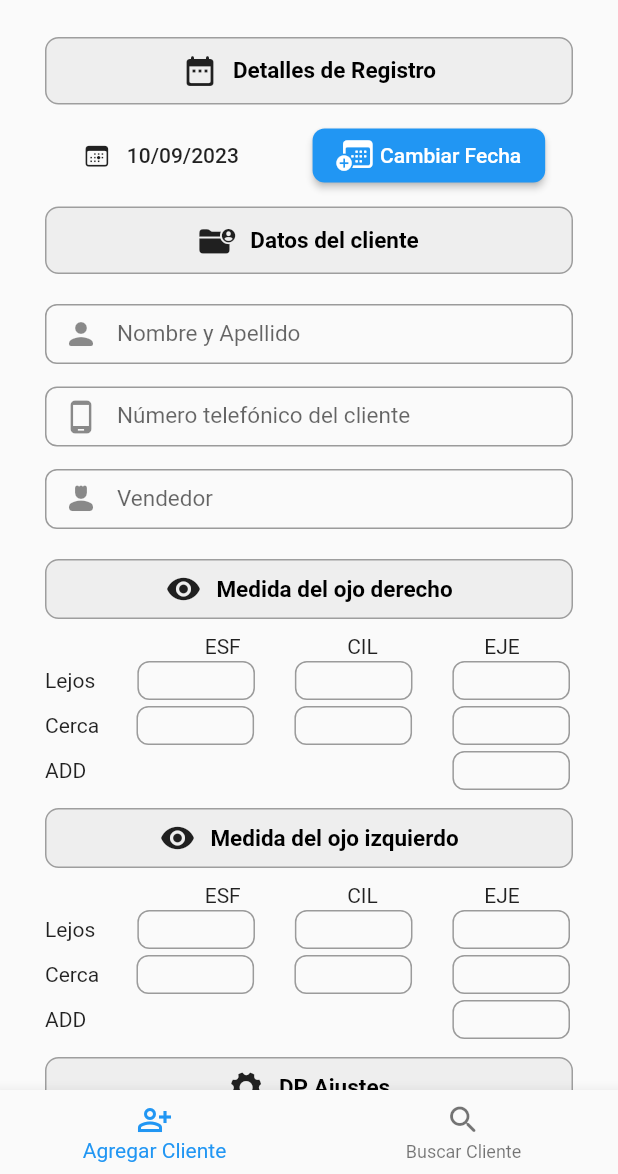
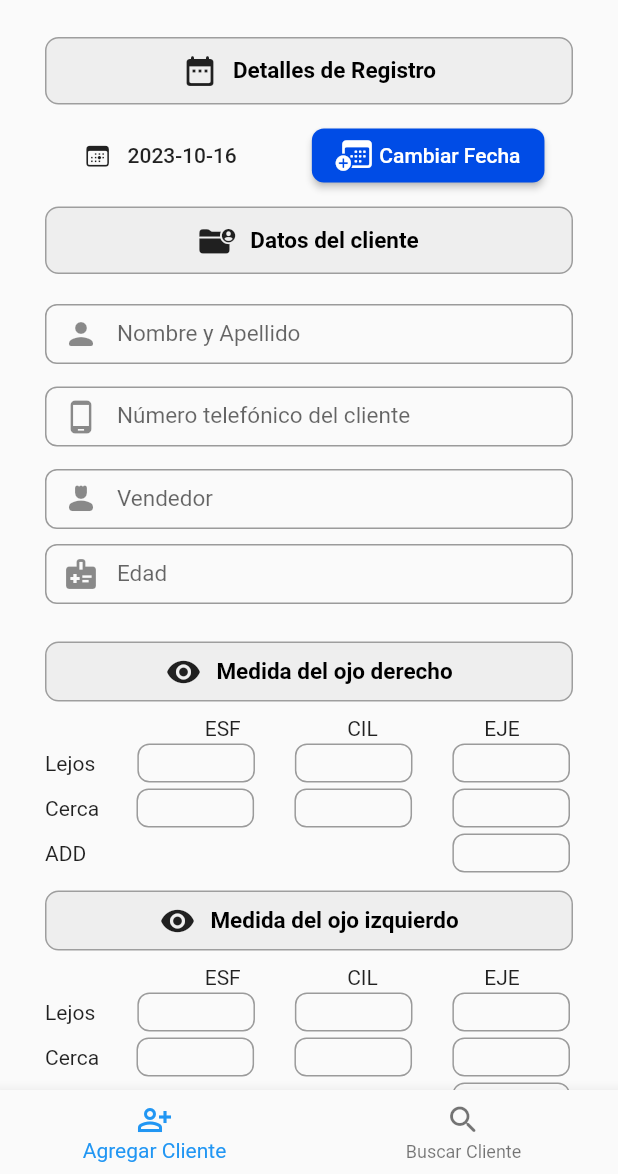
Before and after one commit to MeloGon/opticalAppMobile, a Flutter app: the screen it shows after launch, on a phone screen of 412 x 824 dp, the part 62-1236 px from its top. Run offline on Flutter 3.47's test engine with Material 2 defaults, Android fonts, the phone set to English and light mode, and no system bars; our stand-ins replace cloud_firestore, firebase_core, get_it, google_fonts, random_string, stacked and 1 more; accounts and stored records are empty; Roboto replaces fonts that are missing (SemiBold).

Commit message:
now can add a client and show a dialog when it done

```diff
--- a/lib/app/locator.dart
+++ b/lib/app/locator.dart
@@ -1,8 +1,12 @@
 import 'package:get_it/get_it.dart';
+import 'package:optical_app_v2/services/add_client_service.dart';
 import 'package:optical_app_v2/services/search_client_services.dart';
+import 'package:stacked_services/stacked_services.dart';
 
 final locator = GetIt.instance;
 
 setupLocator() {
   locator.registerLazySingleton(() => SearchClientServices());
+  locator.registerLazySingleton(() => AddClienteService());
+  locator.registerLazySingleton(() => DialogService());
 }
--- a/lib/ui/add_client/add_client_view.dart
+++ b/lib/ui/add_client/add_client_view.dart
@@ -1,10 +1,14 @@
 import 'package:flutter/cupertino.dart';
 import 'package:flutter/material.dart';
+import 'package:intl/intl.dart';
+import 'package:optical_app_v2/res/custom_colors.dart';
 import 'package:optical_app_v2/res/custom_strings.dart';
 import 'package:optical_app_v2/res/custom_styles.dart';
+import 'package:optical_app_v2/ui/add_client/add_client_view_model.dart';
 import 'package:optical_app_v2/utils/space.dart';
 import 'package:optical_app_v2/widgets/header_widget.dart';
 import 'package:optical_app_v2/widgets/item_text_field.dart';
+import 'package:stacked/stacked.dart';
 
 class AddClientView extends StatelessWidget {
   const AddClientView({super.key});
@@ -12,6 +16,9 @@ class AddClientView extends StatelessWidget {
   @override
   Widget build(BuildContext context) {
     Size size = MediaQuery.sizeOf(context);
+    return ViewModelBuilder.reactive(
+        viewModelBuilder: () => AddClientViewModel(),
+        builder: (context, model, _) {
           return Scaffold(
             body: SafeArea(
               child: SingleChildScrollView(
@@ -32,19 +39,20 @@ class AddClientView extends StatelessWidget {
                             backgroundColor: Colors.transparent,
                             avatar: const Icon(CupertinoIcons.calendar_today),
                             label: Text(
-                        /* DateFormat('yyyy-MM-dd').format(selectedDate) */ '10/09/2023',
+                              DateFormat('yyyy-MM-dd')
+                                  .format(model.selectedDate),
                               style: styleGeneral,
                             ),
                           ),
                           ElevatedButton(
                               style: ElevatedButton.styleFrom(
-                          primary: Colors.blue,
+                                backgroundColor: CustomColors.blue_004CE6,
                                 shape: RoundedRectangleBorder(
                                   borderRadius: BorderRadius.circular(8.0),
                                 ),
                               ),
                               onPressed: () {
-                          // _selectDate(context);
+                                model.selectDate(context);
                               },
                               child: const Row(
                                 children: [
@@ -69,85 +77,32 @@ class AddClientView extends StatelessWidget {
                       space(height: 10),
                       ItemTextField(
                         width: size.width,
-                  controller: TextEditingController(),
+                        controller: model.nombreCli,
                         label: 'Nombre y Apellido',
                         prefixIcon: const Icon(Icons.person_rounded),
                       ),
                       space(height: 15),
                       ItemTextField(
                         width: size.width,
-                  controller: TextEditingController(),
+                        controller: model.celCli,
                         label: 'Número telefónico del cliente',
                         prefixIcon: const Icon(Icons.phone_android),
                       ),
                       space(height: 15),
                       ItemTextField(
                         width: size.width,
-                  controller: TextEditingController(),
+                        controller: model.vendeCli,
                         label: 'Vendedor',
                         prefixIcon: const Icon(Icons.person_4_rounded),
                       ),
-                // Container(
-                //   padding: EdgeInsets.symmetric(horizontal: 10),
-                //   decoration: BoxDecoration(
-                //       border: Border.all(color: Colors.grey, width: 1),
-                //       borderRadius: BorderRadius.circular(15)),
-                //   child: DropdownButton(
-                //     hint: Text('Genero del Cliente', /* style: styleGeneral */),
-                //     icon: Icon(CupertinoIcons.chevron_down),
-                //     iconSize: 14,
-                //     isExpanded: true,
-                //     underline: SizedBox(),
-                //     style: TextStyle(
-                //         color: Colors.black, fontSize: 13, fontFamily: 'Regular'),
-                //     // value: valueChooseGenre,
-                //     items: listGenre.map((valueItem) {
-                //       return DropdownMenuItem(
-                //         value: valueItem,
-                //         child: Text(valueItem),
-                //       );
-                //     }).toList(),
-                //     onChanged: (value) {
-                //       // setState(() {
-                //       //   valueChooseGenre = value;
-                //       // });
-                //     },
-                //   ),
-                // ),
-                SizedBox(
-                  height: 10,
+                      space(height: 10),
+                      ItemTextField(
+                        width: size.width,
+                        controller: model.edadCli,
+                        label: 'Edad',
+                        prefixIcon: const Icon(Icons.medical_information),
                       ),
-                // Container(
-                //   padding: EdgeInsets.symmetric(horizontal: 10),
-                //   decoration: BoxDecoration(
-                //       border: Border.all(color: Colors.grey, size.width: 1),
-                //       borderRadius: BorderRadius.circular(15)),
-                //   child: DropdownButton(
-                //     hint: Text(
-                //       'Rango de Edad',
-                //       //style: styleGeneral,
-                //     ),
-                //     icon: Icon(CupertinoIcons.chevron_down),
-                //     iconSize: 14,
-                //     isExpanded: true,
-                //     underline: SizedBox(),
-                //     style: TextStyle(
-                //         color: Colors.black, fontSize: 12, fontFamily: 'Regular'),
-                //     // value: valueChooseOld,
-                //     // items: listOld.map((valueItem) {
-                //     //   return DropdownMenuItem(
-                //     //     value: valueItem,
-                //     //     child: Text(valueItem),
-                //     //   );
-                //     // }).toList(),
-                //     onChanged: (value) {
-                //       // setState(() {
-                //       //   valueChooseOld = value;
-                //       // });
-                //     },
-                //   ),
-                // ),
-
+                      space(height: 15),
                       HeaderWidget(
                           width: size.width,
                           height: 40,
@@ -177,21 +132,21 @@ class AddClientView extends StatelessWidget {
                                 padding: 2,
                                 width: size.width * .2,
                                 height: 30.0,
-                          controller: TextEditingController(),
+                                controller: model.odEsfLe,
                                 inputType: TextInputType.phone,
                               ),
                               ItemTextField(
                                 padding: 2,
                                 width: size.width * .2,
                                 height: 30.0,
-                          controller: TextEditingController(),
+                                controller: model.odCilLe,
                                 inputType: TextInputType.phone,
                               ),
                               ItemTextField(
                                 padding: 2,
                                 width: size.width * .2,
                                 height: 30.0,
-                          controller: TextEditingController(),
+                                controller: model.odEjeLe,
                                 inputType: TextInputType.phone,
                               ),
                             ],
@@ -208,21 +163,21 @@ class AddClientView extends StatelessWidget {
                                 padding: 2,
                                 width: size.width * .2,
                                 height: 30.0,
-                          controller: TextEditingController(),
+                                controller: model.odEsfCe,
                                 inputType: TextInputType.phone,
                               ),
                               ItemTextField(
                                 padding: 2,
                                 width: size.width * .2,
                                 height: 30.0,
-                          controller: TextEditingController(),
+                                controller: model.odCilCe,
                                 inputType: TextInputType.phone,
                               ),
                               ItemTextField(
                                 padding: 2,
                                 width: size.width * .2,
                                 height: 30.0,
-                          controller: TextEditingController(),
+                                controller: model.odEjeCe,
                                 inputType: TextInputType.phone,
                               ),
                             ],
@@ -239,7 +194,7 @@ class AddClientView extends StatelessWidget {
                                 padding: 2,
                                 width: size.width * .2,
                                 height: 30.0,
-                          controller: TextEditingController(),
+                                controller: model.odAdd,
                                 inputType: TextInputType.phone,
                               ),
                             ],
@@ -272,21 +227,21 @@ class AddClientView extends StatelessWidget {
                                 padding: 2,
                                 width: size.width * .2,
                                 height: 30.0,
-                          controller: TextEditingController(),
+                                controller: model.oiEsfLe,
                                 inputType: TextInputType.phone,
                               ),
                               ItemTextField(
                                 padding: 2,
                                 width: size.width * .2,
                                 height: 30.0,
-                          controller: TextEditingController(),
+                                controller: model.oiCilLe,
                                 inputType: TextInputType.phone,
                               ),
                               ItemTextField(
                                 padding: 2,
                                 width: size.width * .2,
                                 height: 30.0,
-                          controller: TextEditingController(),
+                                controller: model.oiEjeLe,
                                 inputType: TextInputType.phone,
                               ),
                             ],
@@ -300,21 +255,21 @@ class AddClientView extends StatelessWidget {
                                 padding: 2,
                                 width: size.width * .2,
                                 height: 30.0,
-                          controller: TextEditingController(),
+                                controller: model.oiEsfCe,
                                 inputType: TextInputType.phone,
                               ),
                               ItemTextField(
                                 padding: 2,
                                 width: size.width * .2,
                                 height: 30.0,
-                          controller: TextEditingController(),
+                                controller: model.oiCilCe,
                                 inputType: TextInputType.phone,
                               ),
                               ItemTextField(
                                 padding: 2,
                                 width: size.width * .2,
                                 height: 30.0,
-                          controller: TextEditingController(),
+                                controller: model.oiEjeCe,
                                 inputType: TextInputType.phone,
                               ),
                             ],
@@ -328,7 +283,7 @@ class AddClientView extends StatelessWidget {
                                 padding: 2,
                                 width: size.width * .2,
                                 height: 30.0,
-                          controller: TextEditingController(),
+                                controller: model.oiAdd,
                                 inputType: TextInputType.phone,
                               ),
                             ],
@@ -361,21 +316,21 @@ class AddClientView extends StatelessWidget {
                                 padding: 2,
                                 width: size.width * .2,
                                 height: 30.0,
-                          controller: TextEditingController(),
+                                controller: model.odDp,
                                 inputType: TextInputType.phone,
                               ),
                               ItemTextField(
                                 padding: 2,
                                 width: size.width * .2,
                                 height: 30.0,
-                          controller: TextEditingController(),
+                                controller: model.oiDp,
                                 inputType: TextInputType.phone,
                               ),
                               ItemTextField(
                                 padding: 2,
                                 width: size.width * .2,
                                 height: 30.0,
-                          controller: TextEditingController(),
+                                controller: model.dpTotal,
                                 inputType: TextInputType.phone,
                               ),
                             ],
@@ -387,13 +342,12 @@ class AddClientView extends StatelessWidget {
                           height: 40,
                           title: CustomString.obsTx,
                           icon: const Icon(CupertinoIcons.text_bubble_fill)),
-
                       TextField(
-                  ////controller: obs_cli,
+                        controller: model.obsCli,
                         maxLines: 10,
                         //style: styleGeneral,
                         textCapitalization: TextCapitalization.sentences,
-                  decoration: InputDecoration(
+                        decoration: const InputDecoration(
                             labelText: CustomString.obsTx,
                             border: OutlineInputBorder()),
                       ),
@@ -404,9 +358,9 @@ class AddClientView extends StatelessWidget {
                           children: [
                             TextButton(
                                 onPressed: () {
-                            //clearSpaces();
+                                  model.clearSpaces();
                                 },
-                          child: Text(
+                                child: const Text(
                                   CustomString.clearFormTx,
                                 )),
                             ElevatedButton(
@@ -417,7 +371,7 @@ class AddClientView extends StatelessWidget {
                                   ),
                                 ),
                                 onPressed: () {
-                            //addClient();
+                                  model.addClient(context);
                                 },
                                 child: Row(
                                   children: [
@@ -436,5 +390,6 @@ class AddClientView extends StatelessWidget {
               ),
             ),
           );
+        });
   }
 }
--- a/lib/ui/add_client/add_client_view_model.dart
+++ b/lib/ui/add_client/add_client_view_model.dart
@@ -1,3 +1,135 @@
+import 'package:flutter/material.dart';
+import 'package:intl/intl.dart';
+import 'package:optical_app_v2/app/locator.dart';
+import 'package:optical_app_v2/services/add_client_service.dart';
+import 'package:random_string/random_string.dart';
 import 'package:stacked/stacked.dart';
+import 'package:stacked_services/stacked_services.dart';
 
-class AddClientViewModel extends ReactiveViewModel {}
+class AddClientViewModel extends ReactiveViewModel {
+  final AddClienteService _addClienteService = locator<AddClienteService>();
+  final DialogService _dialogService = locator<DialogService>();
+  DateTime selectedDate = DateTime.now();
+
+  String? userId;
+  TextEditingController celCli = TextEditingController();
+  TextEditingController nombreCli = TextEditingController();
+  TextEditingController vendeCli = TextEditingController();
+  TextEditingController edadCli = TextEditingController();
+  TextEditingController generoCli = TextEditingController();
+  TextEditingController odEsfLe = TextEditingController();
+  TextEditingController odCilLe = TextEditingController();
+  TextEditingController odEjeLe = TextEditingController();
+  TextEditingController odEsfCe = TextEditingController();
+  TextEditingController odCilCe = TextEditingController();
+  TextEditingController odEjeCe = TextEditingController();
+  TextEditingController oiEsfLe = TextEditingController();
+  TextEditingController oiCilLe = TextEditingController();
+  TextEditingController oiEjeLe = TextEditingController();
+  TextEditingController oiEsfCe = TextEditingController();
+  TextEditingController oiCilCe = TextEditingController();
+  TextEditingController oiEjeCe = TextEditingController();
+  TextEditingController odAdd = TextEditingController();
+  TextEditingController oiAdd = TextEditingController();
+  TextEditingController odDp = TextEditingController();
+  TextEditingController oiDp = TextEditingController();
+  TextEditingController dpTotal = TextEditingController();
+  TextEditingController obsCli = TextEditingController();
+
+  Future<void> selectDate(BuildContext context) async {
+    final DateTime? picked = await showDatePicker(
+        context: context,
+        initialDate: selectedDate,
+        firstDate: DateTime(2015, 8),
+        lastDate: DateTime(2101));
+    if (picked != null && picked != selectedDate) {
+      selectedDate = picked;
+      notifyListeners();
+    }
+  }
+
+  addClient(BuildContext context) {
+    userId = randomAlphaNumeric(16);
+    try {
+      Map<String, dynamic> userMap = {
+        "userId": userId!,
+        "fecha_cli": DateFormat('yyyy-MM-dd').format(selectedDate).toString(),
+        "cel_cli": celCli.text.toString(),
+        "edad_cli": edadCli.text.toString(),
+        "genero_cli": generoCli.text.toString(),
+        "nombre_cli": nombreCli.text.toString(),
+        "vende_cli": vendeCli.text.toString(),
+        "od_esf_le": odEsfLe.text.toString(),
+        "od_cil_le": odCilLe.text.toString(),
+        "od_eje_le": odEjeLe.text.toString(),
+        "od_esf_ce": odEsfCe.text.toString(),
+        "od_cil_ce": odCilCe.text.toString(),
+        "od_eje_ce": odEjeCe.text.toString(),
+        "oi_esf_le": oiEsfLe.text.toString(),
+        "oi_cil_le": oiCilLe.text.toString(),
+        "oi_eje_le": oiEjeLe.text.toString(),
+        "oi_esf_ce": oiEsfCe.text.toString(),
+        "oi_cil_ce": oiCilCe.text.toString(),
+        "oi_eje_ce": oiEjeCe.text.toString(),
+        "od_add": odAdd.text.toString(),
+        "oi_add": oiAdd.text.toString(),
+        "od_dp": odDp.text.toString(),
+        "oi_dp": oiDp.text.toString(),
+        "dp_total": dpTotal.text.toString(),
+        "obs_cli": obsCli.text.toString(),
+      };
+      _addClienteService.createClient(userMap, userId!).then((value) async {
+        showDialog(
+          context: context,
+          barrierDismissible: false,
+          builder: (context) {
+            return AlertDialog(
+              title: const Text('Felicidades'),
+              content: const Text('Tu cliente ha sido agregado con exito'),
+              actions: [
+                TextButton(
+                  onPressed: () {
+                    clearSpaces();
+                    Navigator.of(context).pop();
+                  },
+                  child: const Text('Aceptar'),
+                ),
+              ],
+            );
+          },
+        );
+      });
+    } catch (e) {
+      print(e.toString());
+    }
+  }
+
+  clearSpaces() {
+    celCli.clear();
+    nombreCli.clear();
+    vendeCli.clear();
+    edadCli.clear();
+    generoCli.clear();
+    odEsfLe.clear();
+    odCilLe.clear();
+    odEjeLe.clear();
+    odEsfCe.clear();
+    odCilCe.clear();
+    odEjeCe.clear();
+    oiEsfLe.clear();
+    oiCilLe.clear();
+    oiEjeLe.clear();
+    oiEsfCe.clear();
+    oiCilCe.clear();
+    oiEjeCe.clear();
+    odAdd.clear();
+    oiAdd.clear();
+    odDp.clear();
+    oiDp.clear();
+    dpTotal.clear();
+    obsCli.clear();
+  }
+
+  @override
+  List<ReactiveServiceMixin> get reactiveServices => [_addClienteService];
+}
--- a/lib/ui/general_view.dart
+++ b/lib/ui/general_view.dart
@@ -1,10 +1,8 @@
 import 'package:flutter/material.dart';
-import 'package:optical_app_v2/res/custom_colors.dart';
 import 'package:optical_app_v2/res/custom_strings.dart';
 import 'package:optical_app_v2/res/custom_styles.dart';
 import 'package:optical_app_v2/ui/add_client/add_client_view.dart';
 import 'package:optical_app_v2/ui/search_client/search_client_view.dart';
-import 'package:optical_app_v2/widgets/item_text_field.dart';
 
 class GeneralView extends StatefulWidget {
   const GeneralView({super.key});
--- a/lib/ui/search_client/search_client_view.dart
+++ b/lib/ui/search_client/search_client_view.dart
@@ -77,7 +77,6 @@ class _SearchClientViewState extends State<SearchClientView> {
                 ),
               ],
             ),
-            //child: ListView.builder(itemBuilder: itemBuilder),
           );
         });
   }
--- a/pubspec.yaml
+++ b/pubspec.yaml
@@ -40,6 +40,7 @@ dependencies:
   random_string: ^2.3.1
   stacked: ^3.4.1
   stacked_services: ^1.3.0
+  intl: ^0.18.1
 
 dev_dependencies:
   flutter_lints: ^2.0.0
```
Also changed, not shown: lib/services/add_client_service.dart (+18 -3 lines), pubspec.lock, 2 other files. Lines whose indentation alone changed are shown as unchanged.
